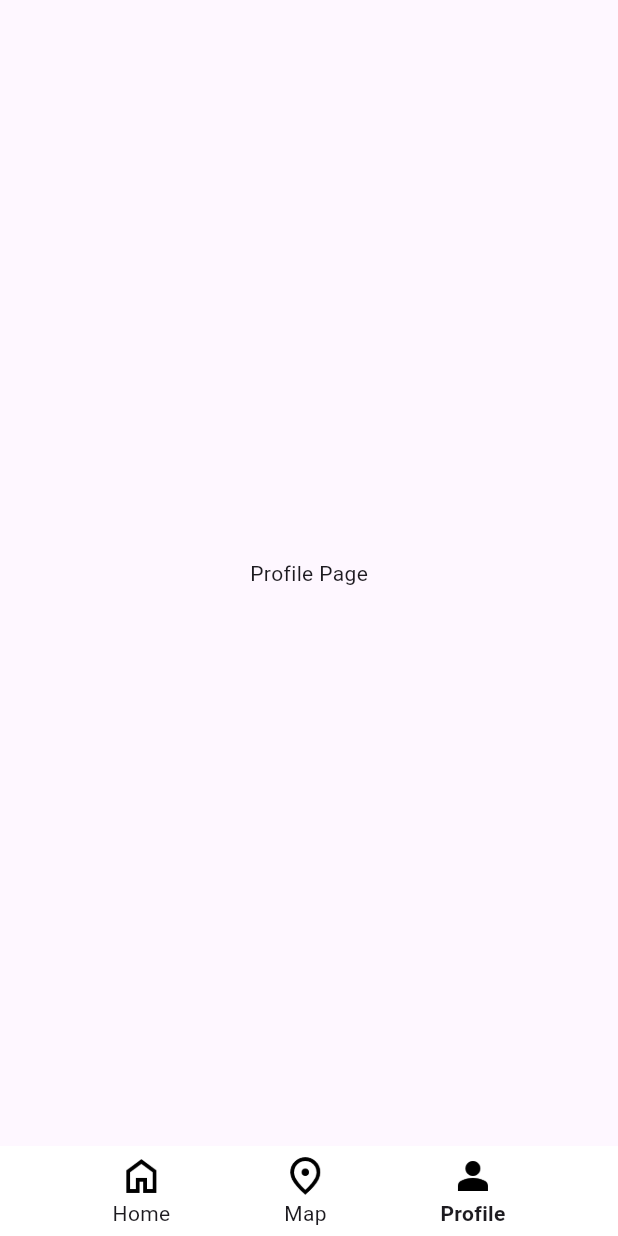
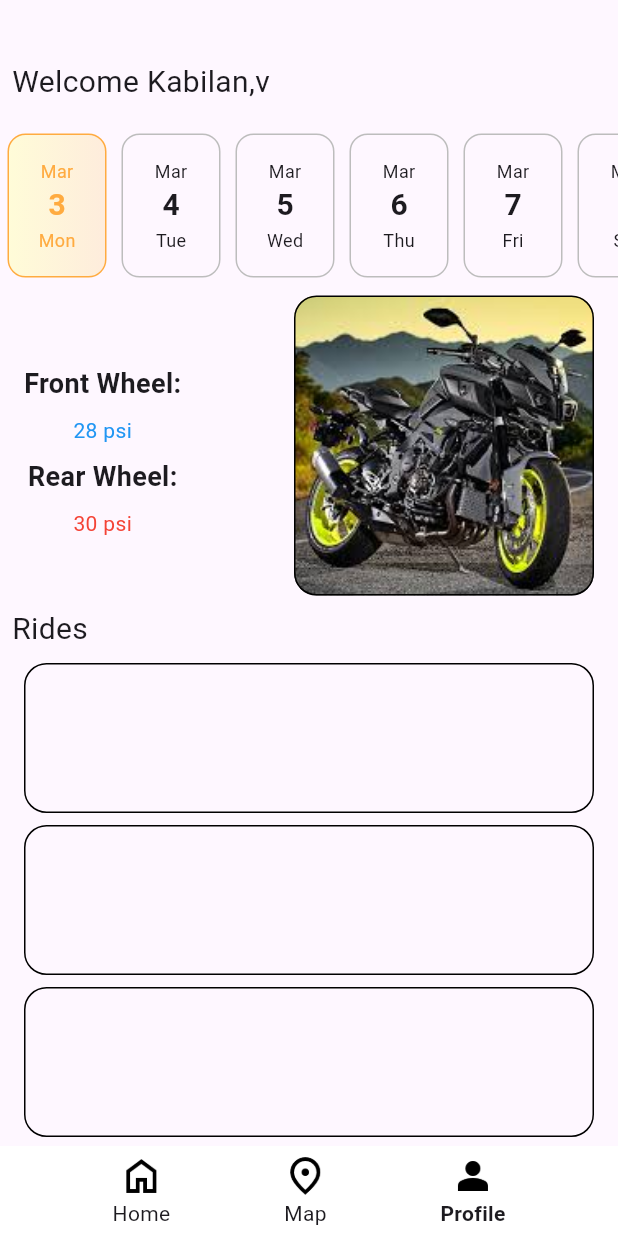
Before and after one commit to kabilan-7-v/chargiz, a Flutter app: the screen it shows after launch, item 3 of the bottom bar chosen, on a phone screen of 412 x 824 dp. Run offline on Flutter 3.47's test engine with Material 3 defaults, Android fonts, the light colour scheme and no system bars; drawn by our look-alikes of scrollable_positioned_list; our stand-ins replace syncfusion_flutter_gauges; missing offline and left inert: o3d.

Commit message:
add profile pages

```diff
--- a/lib/Page/HomePage/home_page.dart
+++ b/lib/Page/HomePage/home_page.dart
@@ -1,8 +1,17 @@
 import 'package:chargiz/Page/DrawerPage/drawer_page.dart';
 import 'package:flutter/material.dart';
+import 'package:o3d/o3d.dart';
+import 'package:syncfusion_flutter_gauges/gauges.dart';
 
-class HomePage extends StatelessWidget {
+class HomePage extends StatefulWidget {
   const HomePage({super.key});
+
+  @override
+  State<HomePage> createState() => _HomePageState();
+}
+
+class _HomePageState extends State<HomePage> {
+  O3DController controller = O3DController();
 
   @override
   Widget build(BuildContext context) {
@@ -11,6 +20,36 @@ class HomePage extends StatelessWidget {
           title: const Text('Chargiz'),
         ),
         drawer: DrawerPage(),
-        body: Column());
+        body: Column(
+          children: [
+            SizedBox(
+                height: 400,
+                width: double.infinity,
+                child: O3D.asset(src: "assets/bike.glb")),
+            SizedBox(
+                height: 250,
+                child: SfRadialGauge(axes: <RadialAxis>[
+                  RadialAxis(minimum: 0, maximum: 100, ranges: <GaugeRange>[
+                    GaugeRange(startValue: 0, endValue: 25, color: Colors.red),
+                    GaugeRange(
+                        startValue: 25, endValue: 80, color: Colors.orange),
+                    GaugeRange(
+                        startValue: 80, endValue: 150, color: Colors.green)
+                  ], pointers: <GaugePointer>[
+                    NeedlePointer(value: 90)
+                  ], annotations: <GaugeAnnotation>[
+                    GaugeAnnotation(
+                        widget: SizedBox(
+                            child: Text('90.0 %',
+                                style: TextStyle(
+                                    fontSize: 25,
+                                    fontWeight: FontWeight.bold))),
+                        angle: 90,
+                        positionFactor: 0.5)
+                  ])
+                ])),
+            Text("Battery Level")
+          ],
+        ));
   }
 }
--- a/lib/Page/ProfilePage/profile_page.dart
+++ b/lib/Page/ProfilePage/profile_page.dart
@@ -1,3 +1,4 @@
+import 'package:chargiz/Page/widget/horizontal_calendar.dart';
 import 'package:flutter/material.dart';
 
 class ProfilePage extends StatefulWidget {
@@ -10,8 +11,140 @@ class ProfilePage extends StatefulWidget {
 class _ProfilePageState extends State<ProfilePage> {
   @override
   Widget build(BuildContext context) {
-    return const Scaffold(
-      body: Center(child: Text("Profile Page")),
+    return Scaffold(
+      body: SingleChildScrollView(
+        child: Column(
+          crossAxisAlignment: CrossAxisAlignment.start,
+          children: [
+            SizedBox(
+              height: 32,
+            ),
+            Padding(
+              padding: EdgeInsets.all(8.0),
+              child: Text(
+                "Welcome Kabilan,v",
+                style: TextStyle(
+                  fontSize: 20,
+                ),
+              ),
+            ),
+            HorizontalCalendar(todayHighlightColor: Colors.orangeAccent),
+            Row(
+              children: [
+                SizedBox(
+                  width: 8,
+                ),
+                Column(
+                  mainAxisAlignment: MainAxisAlignment.start,
+                  children: [
+                    Padding(
+                      padding: const EdgeInsets.all(8.0),
+                      child: Text(
+                        "Front Wheel:",
+                        style: TextStyle(
+                            fontSize: 18, fontWeight: FontWeight.bold),
+                      ),
+                    ),
+                    Text(
+                      "28 psi",
+                      style: TextStyle(color: Colors.blue),
+                    ),
+                    Padding(
+                      padding: const EdgeInsets.all(8.0),
+                      child: Text(
+                        "Rear Wheel:",
+                        style: TextStyle(
+                            fontSize: 18, fontWeight: FontWeight.bold),
+                      ),
+                    ),
+                    Text(
+                      "30 psi",
+                      style: TextStyle(color: Colors.red),
+                    ),
+                  ],
+                ),
+                Spacer(),
+                Center(
+                  child: Container(
+                    height: 200,
+                    width: 200,
+                    decoration: BoxDecoration(
+                        image: DecorationImage(
+                            image: AssetImage(
+                              "assets/images/bike3.jpg",
+                            ),
+                            fit: BoxFit.cover),
+                        border: Border.all(),
+                        borderRadius: BorderRadius.circular(15)),
+                    child: Column(),
+                  ),
+                ),
+                SizedBox(
+                  width: 16,
+                )
+              ],
+            ),
+            Padding(
+              padding: const EdgeInsets.all(8.0),
+              child: Text(
+                "Rides",
+                style: TextStyle(
+                  fontSize: 20,
+                ),
+              ),
+            ),
+            Center(
+              child: Container(
+                height: 100,
+                width: MediaQuery.of(context).size.width - 32,
+                decoration: BoxDecoration(
+                  borderRadius: BorderRadius.circular(15),
+                  border: Border.all(),
+                ),
+              ),
+            ),
+            SizedBox(
+              height: 8,
+            ),
+            Center(
+              child: Container(
+                height: 100,
+                width: MediaQuery.of(context).size.width - 32,
+                decoration: BoxDecoration(
+                  borderRadius: BorderRadius.circular(15),
+                  border: Border.all(),
+                ),
+              ),
+            ),
+            SizedBox(
+              height: 8,
+            ),
+            Center(
+              child: Container(
+                height: 100,
+                width: MediaQuery.of(context).size.width - 32,
+                decoration: BoxDecoration(
+                  borderRadius: BorderRadius.circular(15),
+                  border: Border.all(),
+                ),
+              ),
+            ),
+            SizedBox(
+              height: 8,
+            ),
+            Center(
+              child: Container(
+                height: 100,
+                width: MediaQuery.of(context).size.width - 32,
+                decoration: BoxDecoration(
+                  borderRadius: BorderRadius.circular(15),
+                  border: Border.all(),
+                ),
+              ),
+            )
+          ],
+        ),
+      ),
     );
   }
 }
--- /dev/null
+++ b/lib/Page/widget/horizontal_calendar.dart
@@ -0,0 +1,217 @@
+import 'package:flutter/material.dart';
+import 'package:scrollable_positioned_list/scrollable_positioned_list.dart';
+
+class HorizontalCalendar extends StatefulWidget {
+  final DateTime? initialDate;
+  final DateTime? finalDate;
+  final double? boxWidth;
+  final double? height;
+  final EdgeInsets? margin;
+  final Color? backgroundColor;
+  final Color? todayHighlightColor;
+  final TextStyle? dateTextStyle;
+  final TextStyle? monthTextStyle;
+  final TextStyle? weekDayTextStyle;
+  final List<BoxShadow>? boxShadows;
+  final BorderRadius? borderRadius;
+  final Function(DateTime)? onTap;
+  final Function(DateTime)? onLongPress;
+  final ImageProvider<Object>? backgroundImage;
+  const HorizontalCalendar({
+    super.key,
+    this.initialDate,
+    this.finalDate,
+    this.boxWidth,
+    this.backgroundColor,
+    this.todayHighlightColor,
+    this.boxShadows,
+    this.borderRadius,
+    this.backgroundImage,
+    this.onTap,
+    this.onLongPress,
+    this.height,
+    this.margin,
+    this.dateTextStyle,
+    this.monthTextStyle,
+    this.weekDayTextStyle,
+  });
+
+  @override
+  State<HorizontalCalendar> createState() => _HorizontalCalendarState();
+}
+
+class _HorizontalCalendarState extends State<HorizontalCalendar> {
+  final ItemScrollController itemScrollController = ItemScrollController();
+
+  DateTime initialDate = DateTime.now().subtract(const Duration(days: 5000));
+  DateTime finalDate = DateTime.now().add(const Duration(days: 5000));
+  int selectedIndex = 0;
+  int? todayIndex;
+
+  void getTodayIndex() {
+    final DateTime today = DateTime.now();
+    initialDate =
+        DateTime(initialDate.year, initialDate.month, initialDate.day);
+    finalDate = DateTime(finalDate.year, finalDate.month, finalDate.day);
+    if (today.isAfter(initialDate.subtract(const Duration(days: 1))) &&
+        today.isBefore(finalDate.add(const Duration(days: 1)))) {
+      todayIndex = today.difference(initialDate).inDays;
+
+      selectedIndex = todayIndex!;
+    }
+  }
+
+  @override
+  void initState() {
+    super.initState();
+    initialize();
+  }
+
+  void initialize() {
+    initialDate = widget.initialDate ?? initialDate;
+    finalDate = widget.finalDate ?? finalDate;
+    getTodayIndex();
+  }
+
+  @override
+  Widget build(BuildContext context) {
+    final totalDays = finalDate.difference(initialDate).inDays + 1;
+
+    return SizedBox(
+      height: widget.height ?? 120,
+      child: ScrollablePositionedList.builder(
+        initialScrollIndex: todayIndex ?? 0,
+        scrollDirection: Axis.horizontal,
+        itemCount: totalDays,
+        itemBuilder: (context, index) => _calendarBox(index),
+        itemScrollController: itemScrollController,
+      ),
+    );
+  }
+
+  Widget _calendarBox(int index) {
+    final date = initialDate.add(Duration(days: index));
+    bool isToday = (todayIndex != null && index == todayIndex);
+    return GestureDetector(
+      onTap: () {
+        selectedIndex = index;
+        setState(() {});
+        widget.onTap?.call(date);
+        itemScrollController.scrollTo(
+            index: index - 1,
+            duration: const Duration(milliseconds: 500),
+            curve: Curves.easeInOutCubic);
+      },
+      onLongPress: () => widget.onLongPress?.call(date),
+      child: Container(
+          margin: widget.margin ??
+              const EdgeInsets.symmetric(horizontal: 5, vertical: 12),
+          decoration: BoxDecoration(
+            image: widget.backgroundImage == null
+                ? null
+                : DecorationImage(
+                    image: widget.backgroundImage!, fit: BoxFit.cover),
+            gradient: index == selectedIndex
+                ? const LinearGradient(colors: [
+                    Color.fromRGBO(255, 252, 216, 1),
+                    Color.fromRGBO(254, 236, 220, 1),
+                  ])
+                : null,
+            border: Border.all(
+              color: (isToday)
+                  ? (widget.todayHighlightColor ?? Colors.blue.shade300)
+                  : Colors.grey.shade400,
+            ),
+            borderRadius: widget.borderRadius ?? BorderRadius.circular(12),
+            boxShadow: widget.boxShadows,
+          ),
+          width: widget.boxWidth ?? 66,
+          child: Column(
+            mainAxisAlignment: MainAxisAlignment.center,
+            mainAxisSize: MainAxisSize.min,
+            children: [
+              Text(
+                getMonthByInd(date.month),
+                style: widget.monthTextStyle ??
+                    TextStyle(
+                        fontSize: 12,
+                        color: isToday
+                            ? widget.todayHighlightColor ?? Colors.black
+                            : null),
+              ),
+              Text(
+                date.day.toString(),
+                style: widget.dateTextStyle ??
+                    TextStyle(
+                        fontSize: 20,
+                        fontWeight: FontWeight.bold,
+                        color: isToday
+                            ? widget.todayHighlightColor ?? Colors.black
+                            : null),
+              ),
+              Text(
+                getDayByInd(date.weekday),
+                style: widget.weekDayTextStyle ??
+                    TextStyle(
+                        fontSize: 12,
+                        color: isToday
+                            ? widget.todayHighlightColor ?? Colors.black
+                            : null),
+              ),
+            ],
+          )),
+    );
+  }
+
+  String getMonthByInd(int m) {
+    switch (m) {
+      case 1:
+        return "Jan";
+      case 2:
+        return "Feb";
+      case 3:
+        return "Mar";
+      case 4:
+        return "Apr";
+      case 5:
+        return "May";
+      case 6:
+        return "Jun";
+      case 7:
+        return "Jul";
+      case 8:
+        return "Aug";
+      case 9:
+        return "Sep";
+      case 10:
+        return "Oct";
+      case 11:
+        return "Nov";
+      case 12:
+        return "Dec";
+      default:
+        return "";
+    }
+  }
+
+  String getDayByInd(int m) {
+    switch (m) {
+      case 1:
+        return "Mon";
+      case 2:
+        return "Tue";
+      case 3:
+        return "Wed";
+      case 4:
+        return "Thu";
+      case 5:
+        return "Fri";
+      case 6:
+        return "Sat";
+      case 7:
+        return "Sun";
+      default:
+        return "";
+    }
+  }
+}
--- a/pubspec.yaml
+++ b/pubspec.yaml
@@ -34,7 +34,10 @@ dependencies:
   # The following adds the Cupertino Icons font to your application.
   # Use with the CupertinoIcons class for iOS style icons.
   cupertino_icons: ^1.0.8
-  flutter_3d_controller: ^2.1.0
+  flutter_cube: ^0.1.1
+  o3d: ^3.1.3
+  syncfusion_flutter_gauges: ^28.2.7
+  scrollable_positioned_list: ^0.3.8
 
 dev_dependencies:
   flutter_test:
```
Also changed, not shown: pubspec.lock, 8 other files.
